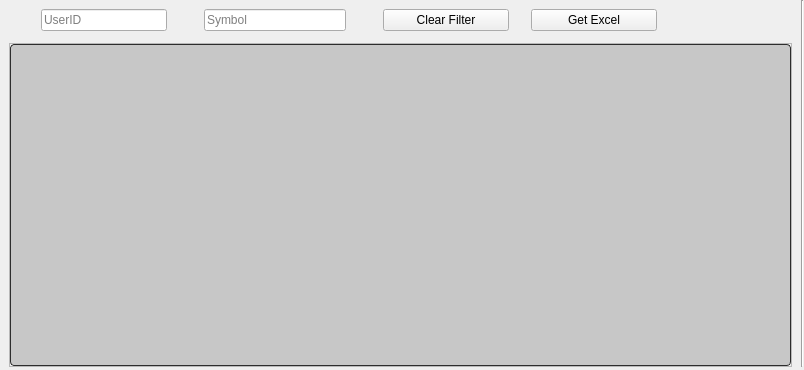
Above: Resources/UI/tablePOTW.ui from ArhamshareKrushil/ScanRisk before the change. Below: the same form after it.
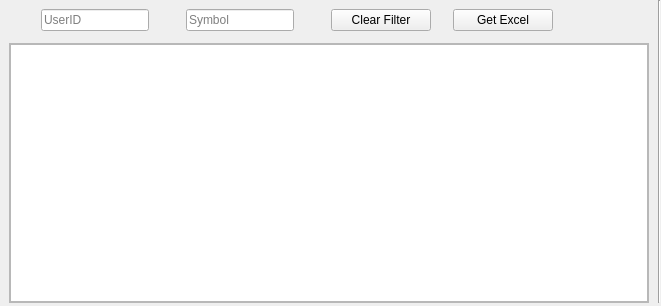
That is the form after the change. Icons and pictures are not drawn.

```diff
--- a/Resources/UI/tablePOTW.ui
+++ b/Resources/UI/tablePOTW.ui
@@ -6,8 +6,8 @@
    <rect>
     <x>0</x>
     <y>0</y>
-    <width>804</width>
-    <height>370</height>
+    <width>661</width>
+    <height>306</height>
    </rect>
   </property>
   <property name="windowTitle">
@@ -74,149 +74,7 @@
           </font>
          </property>
          <property name="styleSheet">
-          <string notr="true">QTreeView:branch:selected, QTreeView:branch:hover {
-  background: url(&quot;:/qss_icons/rc/transparent.png&quot;);
-}
-
-QTreeView:branch:has-siblings:!adjoins-item {
-  border-image: url(&quot;:/qss_icons/rc/branch_line.png&quot;) 0;
-}
-
-QTreeView:branch:has-siblings:adjoins-item {
-  border-image: url(&quot;:/qss_icons/rc/branch_more.png&quot;) 0;
-}
-
-QTreeView:branch:!has-children:!has-siblings:adjoins-item {
-  border-image: url(&quot;:/qss_icons/rc/branch_end.png&quot;) 0;
-}
-
-QTreeView:branch:has-children:!has-siblings:closed, QTreeView:branch:closed:has-children:has-siblings {
-  border-image: none;
-  image: url(&quot;:/qss_icons/rc/branch_closed.png&quot;);
-}
-
-QTreeView:branch:open:has-children:!has-siblings, QTreeView:branch:open:has-children:has-siblings {
-  border-image: none;
-  image: url(&quot;:/qss_icons/rc/branch_open.png&quot;);
-}
-
-QTreeView:branch:has-children:!has-siblings:closed:hover, QTreeView:branch:closed:has-children:has-siblings:hover {
-  image: url(&quot;:/qss_icons/rc/branch_closed_focus.png&quot;);
-}
-
-QTreeView:branch:open:has-children:!has-siblings:hover, QTreeView:branch:open:has-children:has-siblings:hover {
-  image: url(&quot;:/qss_icons/rc/branch_open_focus.png&quot;);
-}
-
-QTreeView::indicator:checked,
-QListView::indicator:checked {
-  image: url(&quot;:/qss_icons/rc/checkbox_checked.png&quot;);
-}
-
-QTreeView::indicator:checked:hover, QTreeView::indicator:checked:focus, QTreeView::indicator:checked:pressed,
-QListView::indicator:checked:hover,
-QListView::indicator:checked:focus,
-QListView::indicator:checked:pressed {
-  image: url(&quot;:/qss_icons/rc/checkbox_checked_focus.png&quot;);
-}
-
-QTreeView::indicator:unchecked,
-QListView::indicator:unchecked {
-  image: url(&quot;:/qss_icons/rc/checkbox_unchecked.png&quot;);
-}
-
-QTreeView::indicator:unchecked:hover, QTreeView::indicator:unchecked:focus, QTreeView::indicator:unchecked:pressed,
-QListView::indicator:unchecked:hover,
-QListView::indicator:unchecked:focus,
-QListView::indicator:unchecked:pressed {
-  image: url(&quot;:/qss_icons/rc/checkbox_unchecked_focus.png&quot;);
-}
-
-QTreeView::indicator:indeterminate,
-QListView::indicator:indeterminate {
-  image: url(&quot;:/qss_icons/rc/checkbox_indeterminate.png&quot;);
-}
-
-QTreeView::indicator:indeterminate:hover, QTreeView::indicator:indeterminate:focus, QTreeView::indicator:indeterminate:pressed,
-QListView::indicator:indeterminate:hover,
-QListView::indicator:indeterminate:focus,
-QListView::indicator:indeterminate:pressed {
-  image: url(&quot;:/qss_icons/rc/checkbox_indeterminate_focus.png&quot;);
-}
-
-QTreeView,
-QListView,
-QTableView,
-QColumnView {
-  background-color: #c7c7c7;
-  border: 1px solid #2d2d2d;
-  color: #000000;
-  gridline-color: #2d2d2d;
-  border-radius: 4px;
-}
-
-QTreeView:disabled,
-QListView:disabled,
-QTableView:disabled,
-QColumnView:disabled {
-  background-color: #c7c7c7;
-  color: #000000;
-}
-
-QTreeView:selected,
-QListView:selected,
-QTableView:selected,
-QColumnView:selected {
-  background-color: #c7c7c7;
-  color: #000000;
-}
-
-QTreeView:hover,
-QListView:hover,
-QTableView:hover,
-QColumnView:hover {
-  background-color: #c7c7c7;
-  border: 1px solid #148CD2;
-}
-
-QTreeView::item:pressed,
-QListView::item:pressed,
-QTableView::item:pressed,
-QColumnView::item:pressed {
-  background-color: #c7c7c7;
-}
-
-QTreeView::item:selected:hover,
-QListView::item:selected:hover,
-QTableView::item:selected:hover,
-QColumnView::item:selected:hover {
-  background: #c7c7c7;
-  color: #000000;
-}
-
-QTreeView::item:selected:active,
-QListView::item:selected:active,
-QTableView::item:selected:active,
-QColumnView::item:selected:active {
-background-color: palette(highlight);
- color: palette(highlightedText);
-}
-
-QTreeView::item:!selected:hover,
-QListView::item:!selected:hover,
-QTableView::item:!selected:hover,
-QColumnView::item:!selected:hover {
-  outline: 0;
-  color: #148CD2;
-  background-color: #2d2d2d;
-}
-
-QTableCornerButton::section {
-  background-color: #282828;
-  border: 1px transparent #2d2d2d;
-  border-radius: 0px;
-}
-</string>
+          <string notr="true"/>
          </property>
          <property name="selectionBehavior">
           <enum>QAbstractItemView::SelectRows</enum>
@@ -294,149 +152,7 @@
        </size>
       </property>
       <property name="styleSheet">
-       <string notr="true">QTreeView:branch:selected, QTreeView:branch:hover {
-  background: url(&quot;:/qss_icons/rc/transparent.png&quot;);
-}
-
-QTreeView:branch:has-siblings:!adjoins-item {
-  border-image: url(&quot;:/qss_icons/rc/branch_line.png&quot;) 0;
-}
-
-QTreeView:branch:has-siblings:adjoins-item {
-  border-image: url(&quot;:/qss_icons/rc/branch_more.png&quot;) 0;
-}
-
-QTreeView:branch:!has-children:!has-siblings:adjoins-item {
-  border-image: url(&quot;:/qss_icons/rc/branch_end.png&quot;) 0;
-}
-
-QTreeView:branch:has-children:!has-siblings:closed, QTreeView:branch:closed:has-children:has-siblings {
-  border-image: none;
-  image: url(&quot;:/qss_icons/rc/branch_closed.png&quot;);
-}
-
-QTreeView:branch:open:has-children:!has-siblings, QTreeView:branch:open:has-children:has-siblings {
-  border-image: none;
-  image: url(&quot;:/qss_icons/rc/branch_open.png&quot;);
-}
-
-QTreeView:branch:has-children:!has-siblings:closed:hover, QTreeView:branch:closed:has-children:has-siblings:hover {
-  image: url(&quot;:/qss_icons/rc/branch_closed_focus.png&quot;);
-}
-
-QTreeView:branch:open:has-children:!has-siblings:hover, QTreeView:branch:open:has-children:has-siblings:hover {
-  image: url(&quot;:/qss_icons/rc/branch_open_focus.png&quot;);
-}
-
-QTreeView::indicator:checked,
-QListView::indicator:checked {
-  image: url(&quot;:/qss_icons/rc/checkbox_checked.png&quot;);
-}
-
-QTreeView::indicator:checked:hover, QTreeView::indicator:checked:focus, QTreeView::indicator:checked:pressed,
-QListView::indicator:checked:hover,
-QListView::indicator:checked:focus,
-QListView::indicator:checked:pressed {
-  image: url(&quot;:/qss_icons/rc/checkbox_checked_focus.png&quot;);
-}
-
-QTreeView::indicator:unchecked,
-QListView::indicator:unchecked {
-  image: url(&quot;:/qss_icons/rc/checkbox_unchecked.png&quot;);
-}
-
-QTreeView::indicator:unchecked:hover, QTreeView::indicator:unchecked:focus, QTreeView::indicator:unchecked:pressed,
-QListView::indicator:unchecked:hover,
-QListView::indicator:unchecked:focus,
-QListView::indicator:unchecked:pressed {
-  image: url(&quot;:/qss_icons/rc/checkbox_unchecked_focus.png&quot;);
-}
-
-QTreeView::indicator:indeterminate,
-QListView::indicator:indeterminate {
-  image: url(&quot;:/qss_icons/rc/checkbox_indeterminate.png&quot;);
-}
-
-QTreeView::indicator:indeterminate:hover, QTreeView::indicator:indeterminate:focus, QTreeView::indicator:indeterminate:pressed,
-QListView::indicator:indeterminate:hover,
-QListView::indicator:indeterminate:focus,
-QListView::indicator:indeterminate:pressed {
-  image: url(&quot;:/qss_icons/rc/checkbox_indeterminate_focus.png&quot;);
-}
-
-QTreeView,
-QListView,
-QTableView,
-QColumnView {
-  background-color: #ffffff;
-  border: 1px solid #2d2d2d;
-  color: #F0F0F0;
-  gridline-color: #2d2d2d;
-  border-radius: 4px;
-}
-
-QTreeView:disabled,
-QListView:disabled,
-QTableView:disabled,
-QColumnView:disabled {
-  background-color: #1e1e1e;
-  color: #787878;
-}
-
-QTreeView:selected,
-QListView:selected,
-QTableView:selected,
-QColumnView:selected {
-  background-color: #ffffff;
-  color: #2d2d2d;
-}
-
-QTreeView:hover,
-QListView:hover,
-QTableView:hover,
-QColumnView:hover {
-  background-color: #ffffff;
-  border: 1px solid #148CD2;
-}
-
-QTreeView::item:pressed,
-QListView::item:pressed,
-QTableView::item:pressed,
-QColumnView::item:pressed {
-  background-color: #ffffff;
-}
-
-QTreeView::item:selected:hover,
-QListView::item:selected:hover,
-QTableView::item:selected:hover,
-QColumnView::item:selected:hover {
-  background: #ffffff;
-  color: #282828;
-}
-
-QTreeView::item:selected:active,
-QListView::item:selected:active,
-QTableView::item:selected:active,
-QColumnView::item:selected:active {
-background-color: palette(highlight);
- color: palette(highlightedText);
-}
-
-QTreeView::item:!selected:hover,
-QListView::item:!selected:hover,
-QTableView::item:!selected:hover,
-QColumnView::item:!selected:hover {
-  outline: 0;
-  color: #148CD2;
-  background-color: #2d2d2d;
-}
-
-QTableCornerButton::section {
-  background-color: #282828;
-  border: 1px transparent #2d2d2d;
-  border-radius: 0px;
-}
-</string>
+       <string notr="true"/>
       </property>
       <layout class="QGridLayout" name="gridLayout_2">
        <item row="0" column="0" rowspan="2">
@@ -511,6 +227,12 @@
        </item>
        <item row="0" column="6" rowspan="2">
         <widget class="QPushButton" name="pbClearfilter">
+         <property name="minimumSize">
+          <size>
+           <width>100</width>
+           <height>0</height>
+          </size>
+         </property>
          <property name="maximumSize">
           <size>
            <width>200</width>
@@ -524,6 +246,12 @@
        </item>
        <item row="0" column="8" rowspan="2">
         <widget class="QPushButton" name="pbGetExcel">
+         <property name="minimumSize">
+          <size>
+           <width>100</width>
+           <height>0</height>
+          </size>
+         </property>
          <property name="maximumSize">
           <size>
            <width>200</width>
```
Left out of the diff: 4 changed lines with no effect on the pictures.
